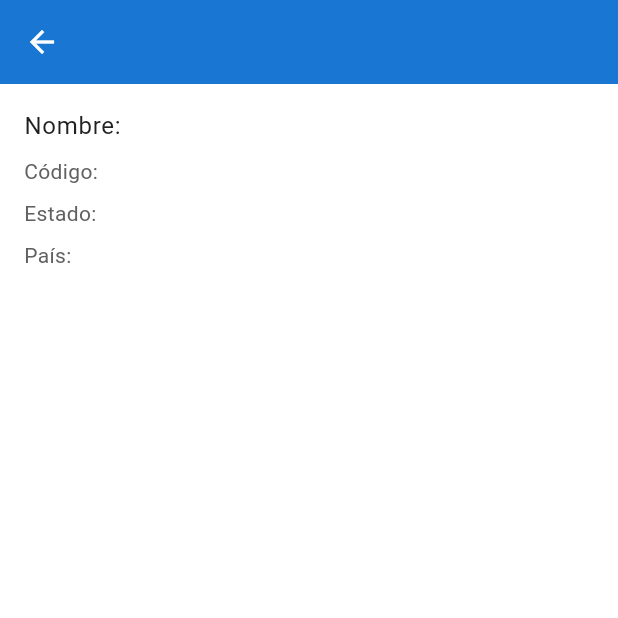
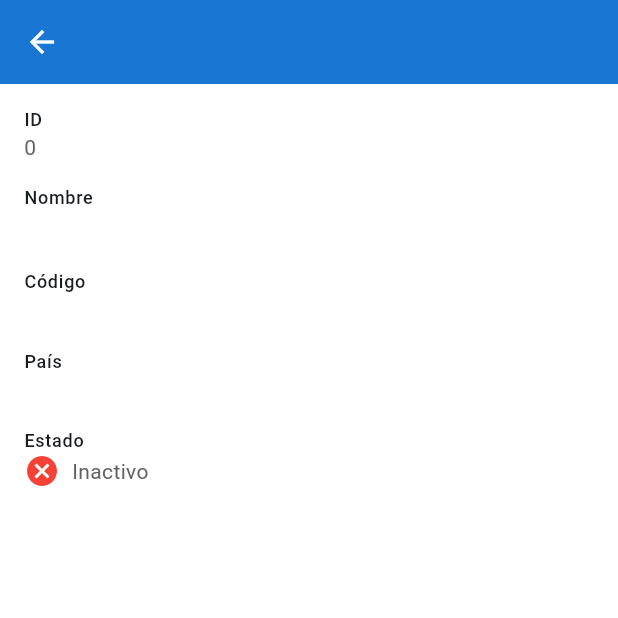
Before and after one commit to katitafranco/user_city_manager, a Flutter app: the CityDetailScreen screen opened directly with empty values, on a phone screen of 412 x 824 dp, the top half of it. Run offline on Flutter 3.47's test engine with Material 3 defaults, Android fonts, the phone set to English and light mode, and no system bars; our stand-ins replace dio, get, shared_preferences; accounts and stored records are empty.

Commit message:
We created the city folder, moved the files, modified them, and created the City model.dart .

```diff
--- /dev/null
+++ b/lib/cities/models/city_model.dart
@@ -0,0 +1,25 @@
+class CityModel {
+  final int id;
+  final String cityName;
+  final String cityCode;
+  final int state;
+  final String cityCountryCode;
+
+  CityModel({
+    required this.id,
+    required this.cityName,
+    required this.cityCode,
+    required this.state,
+    required this.cityCountryCode,
+  });
+
+  factory CityModel.fromJson(Map<String, dynamic> json) {
+    return CityModel(
+      id: json['id'],
+      cityName: json['cityName'],
+      cityCode: json['cityCode'],
+      state: json['state'],
+      cityCountryCode: json['cityCountryCode'],
+    );
+  }
+}
--- /dev/null
+++ b/lib/cities/pages/city_detail_screen.dart
@@ -0,0 +1,71 @@
+import 'package:flutter/material.dart';
+import '../models/city_model.dart';
+import '../../app/theme/app_spacing.dart';
+import '../../app/theme/app_theme.dart';
+
+class CityDetailScreen extends StatelessWidget {
+  /// Modelo de ciudad recibido desde la pantalla anterior
+  final CityModel city;
+
+  const CityDetailScreen({super.key, required this.city});
+
+  @override
+  Widget build(BuildContext context) {
+    return Scaffold(
+      appBar: AppBar(title: Text(city.cityName)),
+      body: Padding(
+        padding: AppTheme.screenPadding,
+        child: Column(
+          crossAxisAlignment: CrossAxisAlignment.start,
+          children: [
+            // ID de la ciudad
+            Text('ID', style: AppTheme.textTheme(context).labelMedium),
+            Text(
+              city.id.toString(),
+              style: AppTheme.textTheme(context).bodyMedium,
+            ),
+
+            const SizedBox(height: AppSpacing.md),
+
+            // Nombre de la ciudad
+            Text('Nombre', style: AppTheme.textTheme(context).labelMedium),
+            Text(city.cityName, style: AppTheme.textTheme(context).bodyLarge),
+
+            const SizedBox(height: AppSpacing.md),
+
+            // Código de ciudad
+            Text('Código', style: AppTheme.textTheme(context).labelMedium),
+            Text(city.cityCode, style: AppTheme.textTheme(context).bodyMedium),
+
+            const SizedBox(height: AppSpacing.md),
+
+            // País
+            Text('País', style: AppTheme.textTheme(context).labelMedium),
+            Text(
+              city.cityCountryCode,
+              style: AppTheme.textTheme(context).bodyMedium,
+            ),
+
+            const SizedBox(height: AppSpacing.md),
+
+            // Estado
+            Text('Estado', style: AppTheme.textTheme(context).labelMedium),
+            Row(
+              children: [
+                Icon(
+                  city.state == 1 ? Icons.check_circle : Icons.cancel,
+                  color: city.state == 1 ? Colors.green : Colors.red,
+                ),
+                const SizedBox(width: AppSpacing.sm),
+                Text(
+                  city.state == 1 ? 'Activo' : 'Inactivo',
+                  style: AppTheme.textTheme(context).bodyMedium,
+                ),
+              ],
+            ),
+          ],
+        ),
+      ),
+    );
+  }
+}
--- a/lib/modules/auth/pages/city_detail_screen.dart
+++ /dev/null
@@ -1,43 +0,0 @@
-import 'package:flutter/material.dart';
-import '../../../app/theme/app_spacing.dart';
-import '../../../app/theme/app_theme.dart';
-
-class CityDetailScreen extends StatelessWidget {
-  final Map<String, dynamic> city;
-
-  const CityDetailScreen({super.key, required this.city});
-
-  @override
-  Widget build(BuildContext context) {
-    return Scaffold(
-      appBar: AppBar(title: Text(city['cityName'])),
-      body: Padding(
-        padding: const EdgeInsets.all(AppSpacing.md),
-        child: Column(
-          crossAxisAlignment: CrossAxisAlignment.start,
-          children: [
-            Text(
-              'Nombre: ${city['cityName']}',
-              style: AppTheme.textTheme(context).bodyLarge,
-            ),
-            const SizedBox(height: AppSpacing.sm),
-            Text(
-              'Código: ${city['cityCode']}',
-              style: AppTheme.textTheme(context).bodyMedium,
-            ),
-            const SizedBox(height: AppSpacing.sm),
-            Text(
-              'Estado: ${city['state']}',
-              style: AppTheme.textTheme(context).bodyMedium,
-            ),
-            const SizedBox(height: AppSpacing.sm),
-            Text(
-              'País: ${city['cityCountryCode']}',
-              style: AppTheme.textTheme(context).bodyMedium,
-            ),
-          ],
-        ),
-      ),
-    );
-  }
-}
--- a/lib/modules/auth/pages/home_screen.dart
+++ b/lib/modules/auth/pages/home_screen.dart
@@ -5,7 +5,7 @@ import '../../../app/theme/app_theme.dart';
 import '../../../app/widgets/action_button.dart';
 import '../../../app/widgets/user_info_card.dart';
 import '../controllers/auth_controller.dart';
-import 'city_screen.dart';
+import '../../../cities/pages/city_screen.dart';
 
 class HomeScreen extends StatelessWidget {
   final AuthController _authController = Get.find<AuthController>();
```
Also changed, not shown: lib/cities/controllers/city_controller.dart (added, +71 -0 lines), lib/cities/pages/city_screen.dart (added, +94 -0 lines), lib/modules/auth/controllers/city_controller.dart (deleted, +0 -42 lines), lib/modules/auth/pages/city_screen.dart (deleted, +0 -50 lines), 9 other files.
